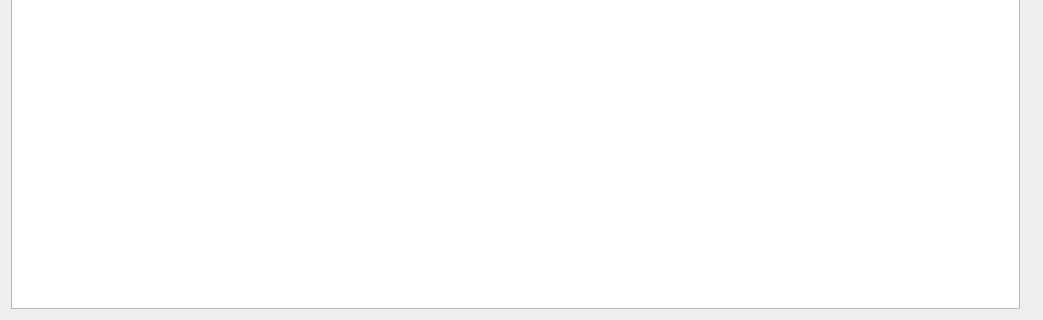
The window that loganalysis.ui (SakuraMYK/AutoMationTools) describes before a commit, drawn with Qt 5; both pictures show x 0 to 1043 and y 199 to 519 of the 1043 by 519 pixel window.
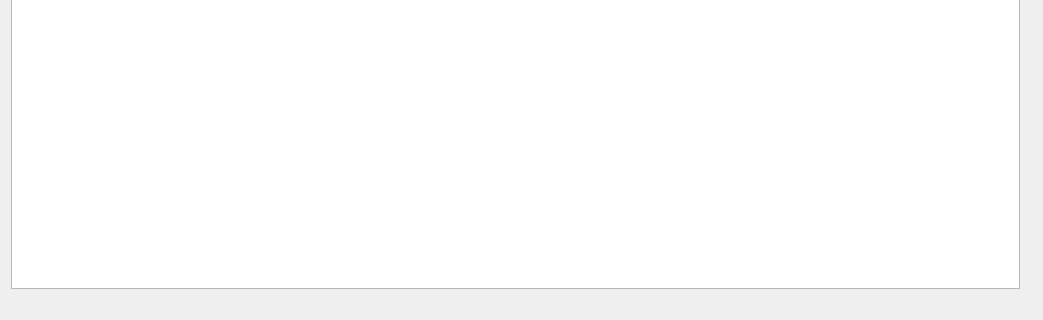
The same window after the commit. Icons and pictures are not drawn.

Patch:
```diff
--- a/loganalysis.ui
+++ b/loganalysis.ui
@@ -178,6 +178,13 @@
          </column>
         </widget>
        </item>
+       <item>
+        <widget class="QLabel" name="label_InfoTip">
+         <property name="text">
+          <string/>
+         </property>
+        </widget>
+       </item>
       </layout>
      </item>
      <item>
```
Left out of the diff: 26 changed lines with no effect on the pictures.
